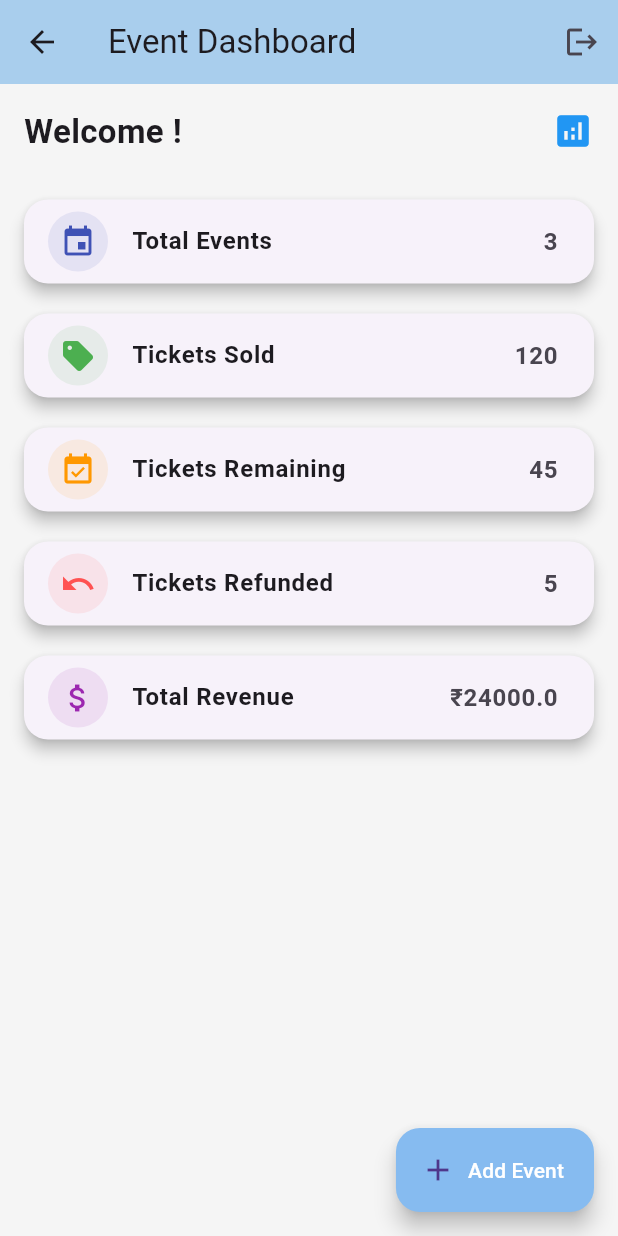
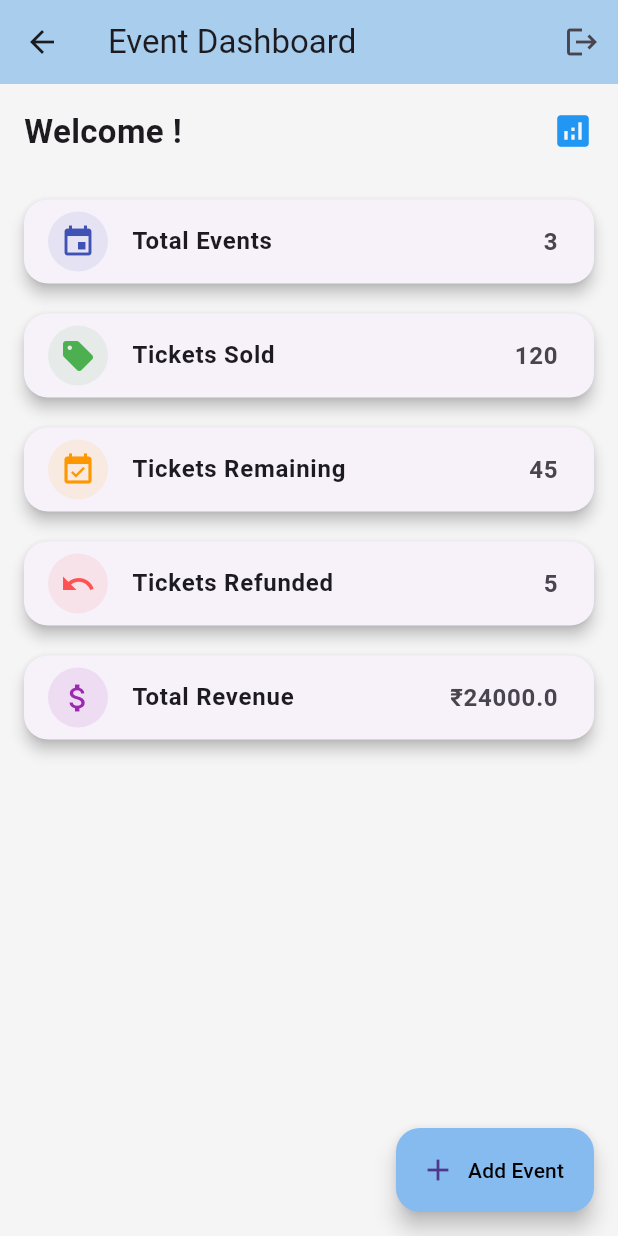
Before and after one commit to tsdebug/ticket_sales_app, a Flutter app: the DashboardScreen screen opened by its route, on a phone screen of 412 x 824 dp. Run offline on Flutter 3.47's test engine with Material 3 defaults, Android fonts, the phone set to English and light mode, and no system bars.

Commit message:
modified dashboard

```diff
--- a/frontend/lib/screens/dashboard_screen.dart
+++ b/frontend/lib/screens/dashboard_screen.dart
@@ -90,7 +90,7 @@ class _DashboardScreenState extends State<DashboardScreen> {
       ),
       floatingActionButton: FloatingActionButton.extended(
         onPressed: () => _addEvent(context),
-        label: Text("Add Event", style: TextStyle(color: Colors.white),),
+        label: Text("Add Event", style: TextStyle(color: const Color.fromARGB(255, 0, 0, 0)),),
         icon: Icon(Icons.add),
         backgroundColor: const Color.fromARGB(255, 134, 187, 240),
       ),
```
